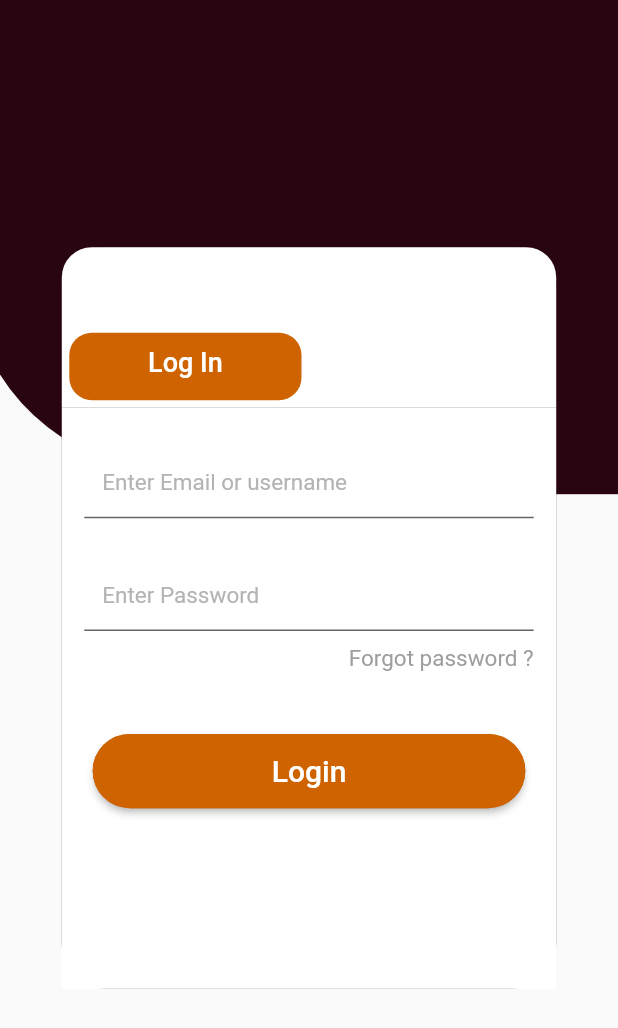
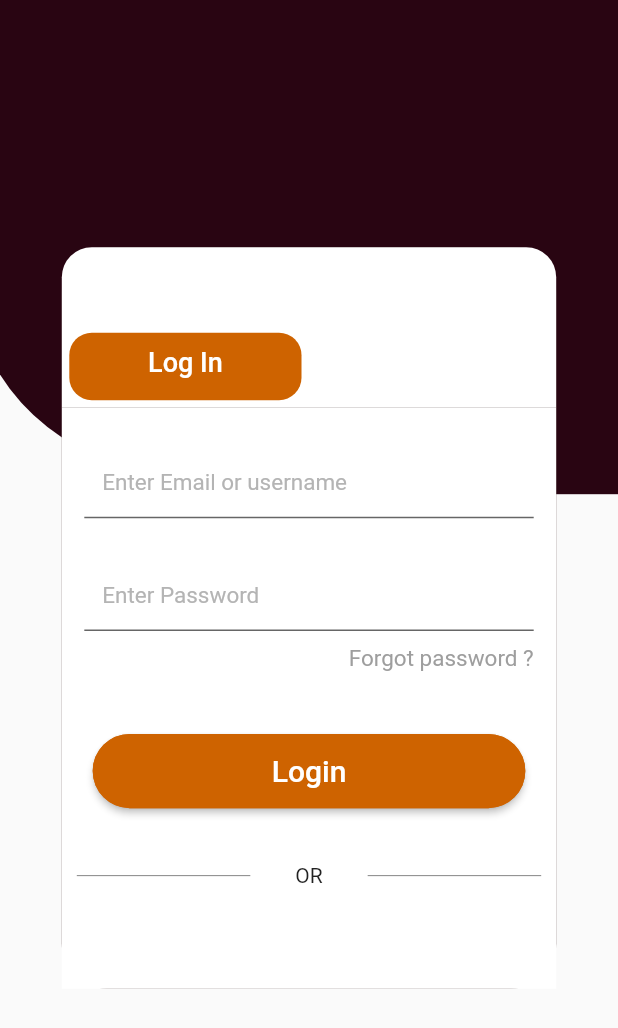
Before and after one commit to emilio-kariuki/youth, a Flutter app: the screen it shows after launch, on a phone screen of 412 x 824 dp. Shown: the top 1028 px of the screen. Run offline on Flutter 3.47's test engine with Material 2 defaults, Android fonts, the phone set to English and light mode, and no system bars; our stand-ins replace google_fonts; Roboto replaces fonts that are missing (Redressed).

Commit message:
April 3, 2022 5:16 PM

```diff
--- a/lib/Accounts/login.dart
+++ b/lib/Accounts/login.dart
@@ -89,7 +89,7 @@ class _LoginContentsState extends State<LoginContents> {
                 bottom: TabBar(
                   indicatorWeight: 5,
                   indicatorPadding: const EdgeInsets.all(5),
-                  labelPadding : const EdgeInsets.all(2),
+                  labelPadding: const EdgeInsets.all(2),
                   indicator: BoxDecoration(
                       color: const Color.fromARGB(255, 206, 99, 0),
                       borderRadius: BorderRadius.circular(15.0)),
@@ -145,15 +145,19 @@ class _LoginContentsState extends State<LoginContents> {
                             child: Row(
                               mainAxisAlignment: MainAxisAlignment.end,
                               children: [
-                                Text("Forgot password ?", style: GoogleFonts.redressed(fontSize:15, color: Colors.grey,fontWeight: FontWeight.w400)),
+                                Text("Forgot password ?",
+                                    style: GoogleFonts.redressed(
+                                        fontSize: 15,
+                                        color: Colors.grey,
+                                        fontWeight: FontWeight.w400)),
                               ],
                             ),
                           ),
                           SizedBox(
                               height:
                                   MediaQuery.of(context).size.height * 0.05),
-
-                          ActionButton(size, context,"Login"),
+                          ActionButton(size, context, "Login"),
+                          OrDivider(),
                         ],
                       ),
                     ),
@@ -168,16 +172,38 @@ class _LoginContentsState extends State<LoginContents> {
     );
   }
 
+  Row OrDivider() {
+    return Row(children: [
+      Expanded(
+        // ignore: unnecessary_new
+        child: Container(
+            margin: const EdgeInsets.only(left: 10.0, right: 30.0),
+            child: Divider(
+              color: Color.fromARGB(255, 133, 133, 133),
+              height: 90,
+            )),
+      ),
+      Text("OR"),
+      Expanded(
+        child: Container(
+            margin: const EdgeInsets.only(left: 30.0, right: 10.0),
+            child: Divider(
+              color: Color.fromARGB(255, 133, 133, 133),
+              height: 50,
+            )),
+      ),
+    ]);
+  }
+
   SizedBox ActionButton(Size size, BuildContext context, String action) {
     return SizedBox(
       height: size.height * 0.06,
       width: size.width * 0.7,
       child: ElevatedButton(
         style: ButtonStyle(
-                              backgroundColor: MaterialStateProperty.all(
-                                  Color.fromARGB(255, 206, 99, 0)),
-                              shape: MaterialStateProperty.all<
-                                  RoundedRectangleBorder>(
+          backgroundColor:
+              MaterialStateProperty.all(Color.fromARGB(255, 206, 99, 0)),
+          shape: MaterialStateProperty.all<RoundedRectangleBorder>(
             RoundedRectangleBorder(
               borderRadius: BorderRadius.circular(30.0),
               side: BorderSide(
@@ -187,13 +213,11 @@ class _LoginContentsState extends State<LoginContents> {
             ),
           ),
         ),
-                            child: Text(action,
-                                style: GoogleFonts.roboto(fontSize: 20)),
+        child: Text(action, style: GoogleFonts.roboto(fontSize: 20)),
         onPressed: () {
           setState(() {
             Navigator.of(context).pushReplacement(
-                                    MaterialPageRoute(
-                                        builder: (context) => Login()));
+                MaterialPageRoute(builder: (context) => Login()));
           });
         },
       ),
@@ -209,7 +233,6 @@ class _LoginContentsState extends State<LoginContents> {
       },
       obscureText: isObscured,
       decoration: InputDecoration(
-
           filled: true,
           hintStyle: TextStyle(
               color: Color.fromARGB(255, 180, 180, 180),
```
Lines whose indentation alone changed are shown as unchanged.
